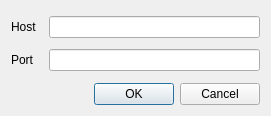
Old version of the form etc/client/connectiondialog.ui in the repository tracer-sec/cagney.
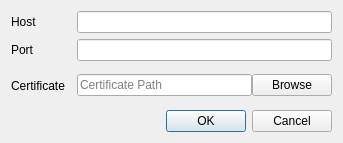
New version of the form.

Commit message: Add cert path to client's connect dialog

Patch:
```diff
--- a/etc/client/connectiondialog.ui
+++ b/etc/client/connectiondialog.ui
@@ -6,8 +6,8 @@
    <rect>
     <x>0</x>
     <y>0</y>
-    <width>271</width>
-    <height>116</height>
+    <width>343</width>
+    <height>143</height>
    </rect>
   </property>
   <property name="sizePolicy">
@@ -49,16 +49,61 @@
         </property>
        </widget>
       </item>
-      <item row="1" column="2">
+      <item row="1" column="3">
        <widget class="QLineEdit" name="portEdit">
         <property name="maxLength">
          <number>10</number>
         </property>
        </widget>
       </item>
-      <item row="0" column="2">
+      <item row="0" column="3">
        <widget class="QLineEdit" name="hostEdit"/>
       </item>
+      <item row="2" column="0">
+       <widget class="QLabel" name="label_3">
+        <property name="text">
+         <string>Certificate</string>
+        </property>
+       </widget>
+      </item>
+      <item row="2" column="3">
+       <widget class="QWidget" name="widget_2" native="true">
+        <layout class="QHBoxLayout" name="horizontalLayout">
+         <property name="spacing">
+          <number>0</number>
+         </property>
+         <property name="leftMargin">
+          <number>0</number>
+         </property>
+         <property name="topMargin">
+          <number>0</number>
+         </property>
+         <property name="rightMargin">
+          <number>0</number>
+         </property>
+         <property name="bottomMargin">
+          <number>0</number>
+         </property>
+         <item>
+          <widget class="QLineEdit" name="certPathEdit">
+           <property name="readOnly">
+            <bool>true</bool>
+           </property>
+           <property name="placeholderText">
+            <string>Certificate Path</string>
+           </property>
+          </widget>
+         </item>
+         <item>
+          <widget class="QPushButton" name="browseCertButton">
+           <property name="text">
+            <string>Browse</string>
+           </property>
+          </widget>
+         </item>
+        </layout>
+       </widget>
+      </item>
      </layout>
     </widget>
    </item>
```
The commit also changes 5 other files.
